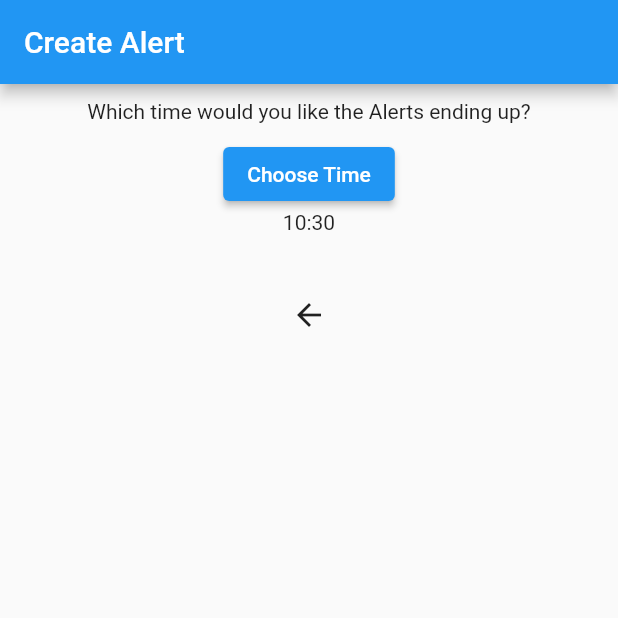
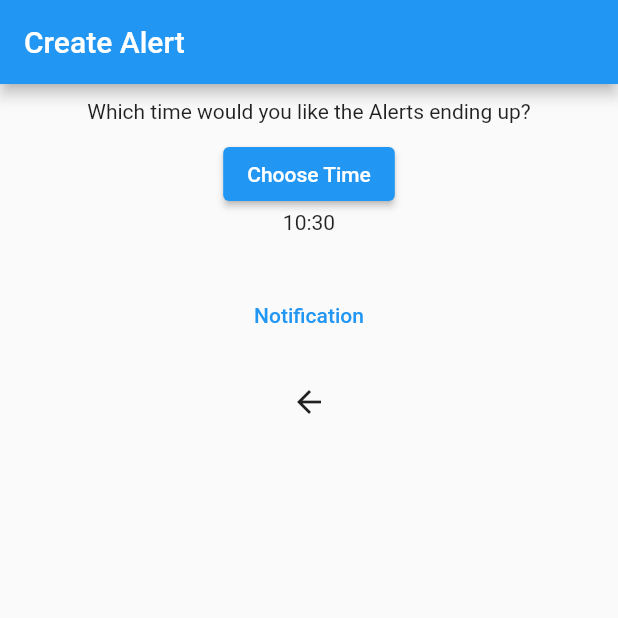
Before and after one commit to airikbeeso/bruxism2, a Flutter app: the screen it shows once a user with an empty profile is signed in, after a tap on "Your Alert", on a phone screen of 412 x 824 dp, the top half of it. Run offline on Flutter 3.47's test engine with Material 2 defaults, Android fonts, the phone set to English and light mode, and no system bars; drawn by our look-alikes of overlay_support; our stand-ins replace cloud_firestore, firebase_auth, firebase_core, firebase_messaging, flutter_local_notifications and 2 more; missing offline and left inert: android_alarm_manager_plus, dart:ffi; accounts and stored records are empty; project files that could hold a hidden picture were left out.

Commit message:
update save

```diff
--- /dev/null
+++ b/lib/LocalNotifyManager.dart
@@ -0,0 +1,78 @@
+import 'package:bruxism2/main.dart';
+import 'package:flutter/material.dart';
+import 'package:flutter_local_notifications/flutter_local_notifications.dart';
+import 'dart:io' show Platform;
+import 'package:rxdart/subjects.dart';
+
+class LocalNotifyManager {
+  late FlutterLocalNotificationsPlugin flutterLocalNotificationsPlugin;
+  var initSettings;
+  BehaviorSubject<ReceiveNotification> get didReceiveLocalNotificationSubject =>
+      BehaviorSubject<ReceiveNotification>();
+
+   LocalNotifyManager.init() {
+    flutterLocalNotificationsPlugin = FlutterLocalNotificationsPlugin();
+    if (Platform.isIOS) {
+      requestIOSPermission();
+    }
+    initializePlatform();
+  }
+  requestIOSPermission() {
+    flutterLocalNotificationsPlugin
+        .resolvePlatformSpecificImplementation<
+            IOSFlutterLocalNotificationsPlugin>()
+        ?.requestPermissions(alert: true, badge: true, sound: true);
+  }
+
+  initializePlatform() {
+    var initSettingAndroid =
+        const AndroidInitializationSettings('app_notification_icon');
+    var initSettingIOS = const IOSInitializationSettings(
+      requestAlertPermission: true,
+      requestBadgePermission: true,
+      requestSoundPermission: true,
+      // onDidReceiveLocalNotification: (id,title,body,payload) async {
+      //   ReceiveNotification notification = ReceiveNotification(
+      //     id: id, title: title, body: body, payload: payload
+      //     );
+      // }
+    );
+    initSettings = InitializationSettings(
+        android: initSettingAndroid, iOS: initSettingIOS);
+  }
+
+  setOnNotificationReceive(Function onNotificationReceive) {
+    didReceiveLocalNotificationSubject.listen((notification) {
+      onNotificationReceive(notification);
+    });
+  }
+
+  setOnNotificationClick(Function onNotificationClick) async {
+    await flutterLocalNotificationsPlugin.initialize(initSettings,
+        onSelectNotification: (String? payload) async {
+      onNotificationClick(payload);
+    });
+  }
+
+  Future<void> showNotification() async {
+    var androidChannel = const AndroidNotificationDetails(
+        'CHANNEL_ID', 'CHANNEL_NAME',
+        importance: Importance.max, priority: Priority.high, playSound: true);
+        var iosChannel = const IOSNotificationDetails();
+        var platformChannel = NotificationDetails(android: androidChannel, iOS: iosChannel);
+        await flutterLocalNotificationsPlugin.show(0, 'Test Title', 'body', platformChannel, payload: 'Net Payload');
+
+  }
+}
+LocalNotifyManager localNotifyManager = LocalNotifyManager.init();
+class ReceiveNotification {
+  final int id;
+  final String title;
+  final String body;
+  final String payload;
+  ReceiveNotification(
+      {required this.id,
+      required this.title,
+      required this.body,
+      required this.payload});
+}
--- a/lib/main.dart
+++ b/lib/main.dart
@@ -1,6 +1,14 @@
 import 'dart:convert';
 import 'dart:ffi';
 import 'dart:io';
+import 'dart:io' show Platform;
+
+import 'dart:developer' as developer;
+import 'dart:isolate';
+import 'dart:math';
+import 'dart:ui';
+
+import 'package:android_alarm_manager_plus/android_alarm_manager_plus.dart';
 
 import 'package:cloud_firestore/cloud_firestore.dart';
 import 'package:firebase_core/firebase_core.dart';
@@ -17,6 +25,7 @@ import 'notificationservice.dart';
 import 'package:overlay_support/overlay_support.dart';
 import 'package:firebase_messaging/firebase_messaging.dart';
 import 'package:firebase_auth/firebase_auth.dart';
+import 'LocalNotifyManager.dart';
 
 final FlutterLocalNotificationsPlugin flutterLocalNotificationsPlugin =
     FlutterLocalNotificationsPlugin();
@@ -128,6 +137,7 @@ class _MyHomePageState extends State<MyHomePage> {
     super.initState();
     tz.initializeTimeZones();
     _totalNotifications = 0;
+
     //registerNotification();
 
     //FirebaseAuth auth = FirebaseAuth.instance;
@@ -162,6 +172,16 @@ class _MyHomePageState extends State<MyHomePage> {
     //await registerNotification();
     initFB();
     // startSchedule();
+
+    localNotifyManager.setOnNotificationReceive(onNotificationReceive);
+    localNotifyManager.setOnNotificationClick(onNotificationClick);
+  }
+
+  onNotificationReceive(ReceivedNotification notification) {
+    print('Notification Received: ${notification.id}');
+  }
+  onNotificationClick(String payload) {
+    print('Payload $payload');
   }
 
   void signOut() {
@@ -483,17 +503,20 @@ class _MyHomePageState extends State<MyHomePage> {
             const SizedBox(height: 10),
             SlideSchedule(
                 getStatus: () => readSettings(), setSwitch: setSwitch),
-            // Switch(
-            //     value: isSwitched,
-            //     onChanged: (value) {
-            //       setState(() {
-            //         isSwitched = value;
-            //         startSessions(isSwitched);
-            //       });
-            //     }),
+
             const SizedBox(
               height: 10,
             ),
+
+            TextButton(onPressed: () async {
+              await localNotifyManager.showNotification();
+
+            }, child: const Text("Notification")),
+            const SizedBox(
+              height: 10,
+            ),
+
+
             BackButton(
               onPressed: () => _selectPage(0),
             )
--- a/pubspec.yaml
+++ b/pubspec.yaml
@@ -42,6 +42,7 @@ dependencies:
   overlay_support: ^1.2.1
   cloud_firestore: ^3.1.10
   firebase_auth: ^3.3.9
+  android_alarm_manager_plus: ^2.0.5
 
 
 dev_dependencies:
```
Also changed, not shown: pubspec.lock, 6 other files.
